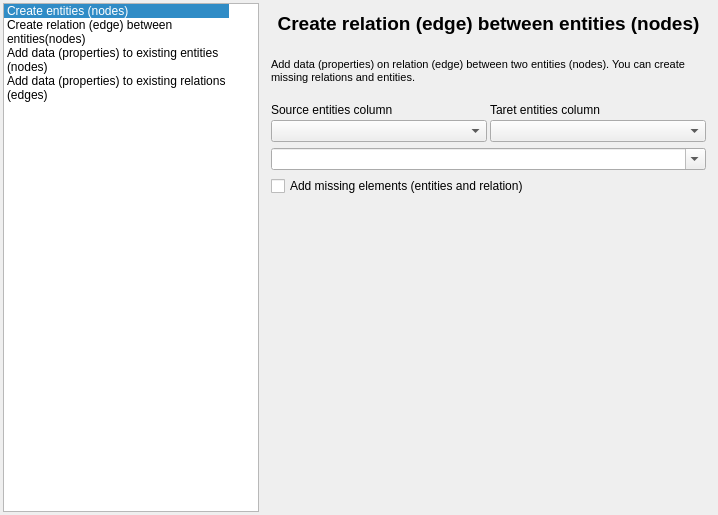
This is library/tulip-qt/designer/CSVGraphMappingConfigurationWidget.ui in vadivelselvaraj/TulipGLImprovement as Qt 5 draws it before an edit. The edited form follows.
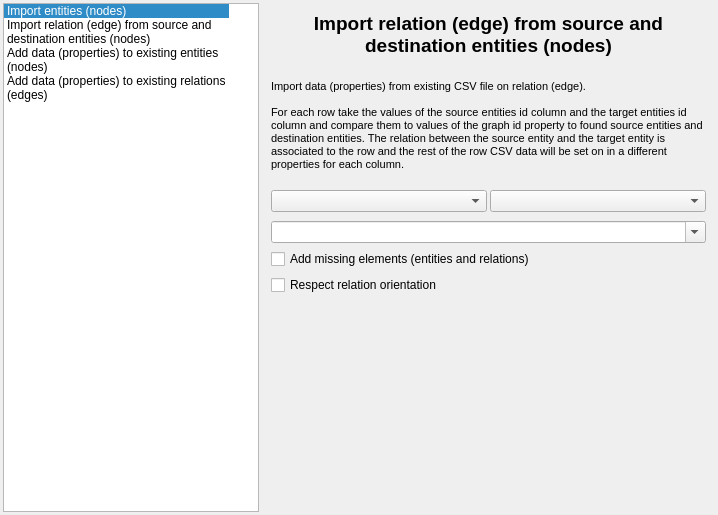
This is the edited form. The open tabs and pages were chosen to show the change. Custom widgets are drawn as their Qt base class.

Commit message: Update CSV Widget.

The edit to the form file:
```diff
--- a/library/tulip-qt/designer/CSVGraphMappingConfigurationWidget.ui
+++ b/library/tulip-qt/designer/CSVGraphMappingConfigurationWidget.ui
@@ -47,7 +47,10 @@
        </property>
        <item>
         <property name="text">
-         <string>Create entities (nodes)</string>
+         <string>Import entities (nodes)</string>
+        </property>
+        <property name="toolTip">
+         <string extracomment="Create a new entity (node) for each row in the CSV file and import data on it."/>
         </property>
         <property name="statusTip">
          <string extracomment="Create a new entity (node) for each row in the CSV file."/>
@@ -58,7 +61,7 @@
        </item>
        <item>
         <property name="text">
-         <string>Create relation (edge) between entities(nodes)</string>
+         <string>Import relation (edge) from source and destination entities (nodes)</string>
         </property>
         <property name="toolTip">
          <string extracomment="Add data (properties) on relation (edge) between two entities (nodes). You can create missing relations and entities."/>
@@ -126,9 +129,11 @@
 &lt;html&gt;&lt;head&gt;&lt;meta name=&quot;qrichtext&quot; content=&quot;1&quot; /&gt;&lt;style type=&quot;text/css&quot;&gt;
 p, li { white-space: pre-wrap; }
 &lt;/style&gt;&lt;/head&gt;&lt;body style=&quot; font-family:'MS Shell Dlg 2'; font-size:8.25pt; font-weight:400; font-style:normal;&quot;&gt;
-&lt;p align=&quot;center&quot; style=&quot; margin-top:0px; margin-bottom:0px; margin-left:0px; margin-right:0px; -qt-block-indent:0; text-indent:0px;&quot;&gt;&lt;span style=&quot; font-size:14pt; font-weight:600;&quot;&gt;Create relation (edge) between entities (nodes)&lt;/span&gt;&lt;/p&gt;
+&lt;p align=&quot;center&quot; style=&quot; margin-top:0px; margin-bottom:0px; margin-left:0px; margin-right:0px; -qt-block-indent:0; text-indent:0px;&quot;&gt;&lt;span style=&quot; font-size:14pt; font-weight:600;&quot;&gt;Import relation (edge) from source and destination entities (nodes)&lt;/span&gt;&lt;/p&gt;
 &lt;p align=&quot;center&quot; style=&quot;-qt-paragraph-type:empty; margin-top:0px; margin-bottom:0px; margin-left:0px; margin-right:0px; -qt-block-indent:0; text-indent:0px; font-size:14pt; font-weight:600;&quot;&gt;&lt;/p&gt;
-&lt;p style=&quot; margin-top:0px; margin-bottom:0px; margin-left:0px; margin-right:0px; -qt-block-indent:0; text-indent:0px;&quot;&gt;&lt;span style=&quot; font-size:8pt;&quot;&gt;Add data (properties) on relation (edge) between two entities (nodes). You can create missing relations and entities.&lt;/span&gt;&lt;/p&gt;
+&lt;p style=&quot; margin-top:0px; margin-bottom:0px; margin-left:0px; margin-right:0px; -qt-block-indent:0; text-indent:0px;&quot;&gt;&lt;span style=&quot; font-size:8pt;&quot;&gt;Import data (properties) from existing CSV file on relation (edge).&lt;/span&gt;&lt;/p&gt;
+&lt;p style=&quot;-qt-paragraph-type:empty; margin-top:0px; margin-bottom:0px; margin-left:0px; margin-right:0px; -qt-block-indent:0; text-indent:0px; font-size:8pt;&quot;&gt;&lt;/p&gt;
+&lt;p style=&quot; margin-top:0px; margin-bottom:0px; margin-left:0px; margin-right:0px; -qt-block-indent:0; text-indent:0px;&quot;&gt;&lt;span style=&quot; font-size:8pt;&quot;&gt;For each row take the values of the source entities id column and the target entities id column and compare them to values of the graph id property to found source entities and destination entities. The relation between the source entity and the target entity is associated to the row and the rest of the row CSV data will be set on &lt;/span&gt;&lt;span style=&quot; font-size:8pt;&quot;&gt;in a different properties for each column.&lt;/span&gt;&lt;/p&gt;
 &lt;p style=&quot;-qt-paragraph-type:empty; margin-top:0px; margin-bottom:0px; margin-left:0px; margin-right:0px; -qt-block-indent:0; text-indent:0px; font-size:8pt;&quot;&gt;&lt;/p&gt;&lt;/body&gt;&lt;/html&gt;</string>
            </property>
            <property name="wordWrap">
@@ -138,57 +143,41 @@
          </item>
          <item>
           <layout class="QGridLayout" name="gridLayout_5">
+           <property name="horizontalSpacing">
+            <number>3</number>
+           </property>
+           <property name="verticalSpacing">
+            <number>9</number>
+           </property>
            <property name="margin">
             <number>0</number>
            </property>
-           <property name="spacing">
-            <number>3</number>
-           </property>
            <item row="0" column="0">
-            <widget class="QLabel" name="label_9">
-             <property name="sizePolicy">
-              <sizepolicy hsizetype="Preferred" vsizetype="Fixed">
-               <horstretch>0</horstretch>
-               <verstretch>0</verstretch>
-              </sizepolicy>
-             </property>
-             <property name="text">
-              <string>Source entities column</string>
-             </property>
-            </widget>
-           </item>
-           <item row="0" column="1">
-            <widget class="QLabel" name="label_10">
-             <property name="sizePolicy">
-              <sizepolicy hsizetype="Preferred" vsizetype="Fixed">
-               <horstretch>0</horstretch>
-               <verstretch>0</verstretch>
-              </sizepolicy>
-             </property>
-             <property name="text">
-              <string>Taret entities column</string>
-             </property>
-            </widget>
-           </item>
-           <item row="1" column="0">
             <widget class="tlp::CSVColumnComboBox" name="sourceColumnComboBox"/>
            </item>
-           <item row="1" column="1">
+           <item row="0" column="1">
             <widget class="tlp::CSVColumnComboBox" name="targetColumnComboBox"/>
            </item>
+           <item row="1" column="0" colspan="2">
+            <widget class="tlp::GraphPropertiesSelectionComboBox" name="graphIndexPropertiesComboBox">
+             <property name="editable">
+              <bool>true</bool>
+             </property>
+            </widget>
+           </item>
           </layout>
          </item>
-         <item>
-          <widget class="tlp::GraphPropertiesSelectionComboBox" name="graphIndexPropertiesComboBox">
-           <property name="editable">
-            <bool>true</bool>
-           </property>
-          </widget>
-         </item>
          <item>
           <widget class="QCheckBox" name="addMissingEdgeAndNodeCheckBox">
            <property name="text">
-            <string>Add missing elements (entities and relation)</string>
+            <string>Add missing elements (entities and relations)</string>
+           </property>
+          </widget>
+         </item>
+         <item>
+          <widget class="QCheckBox" name="respectOrientationCheckBox">
+           <property name="text">
+            <string>Respect relation orientation</string>
            </property>
           </widget>
          </item>
```
Left out of the diff: 32 changed lines with no effect on the pictures. The commit also changes 4 other files.
